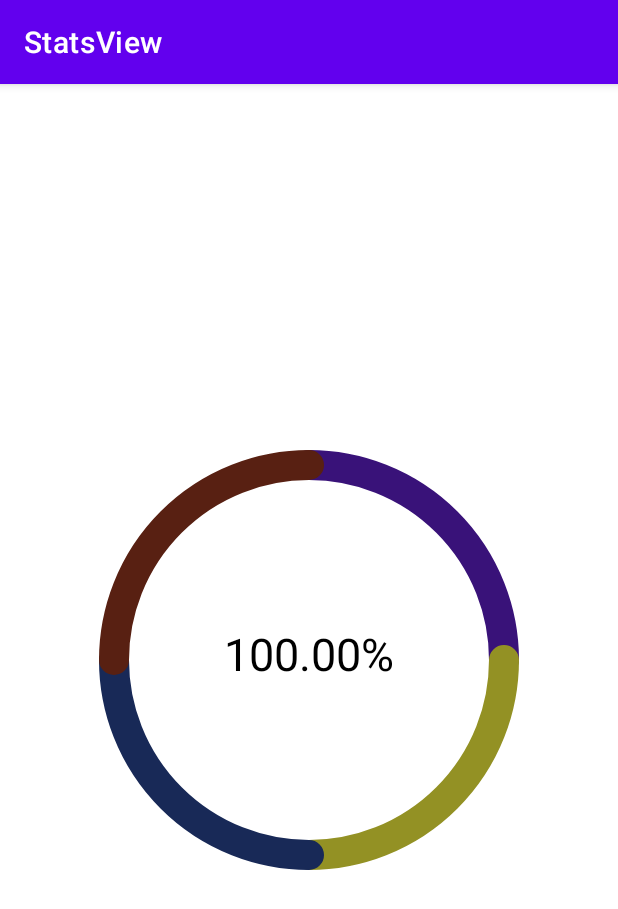
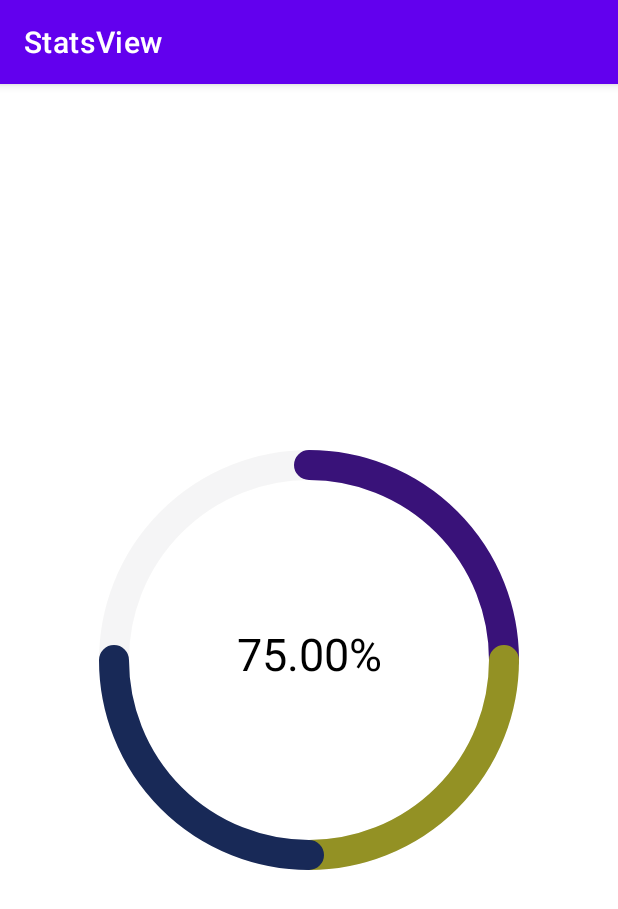
Before and after one commit to nmak1/StatsView, an Android app: the screen it shows after launch (MainActivity), on a phone screen of 412 x 824 dp. Shown: the top 909 px of the screen. Run offline under Robolectric (Android 15) with nearby library versions, the phone set to English and light mode, and no system bars.

Commit message:
Custom Views

```diff
--- a/app/src/main/AndroidManifest.xml
+++ b/app/src/main/AndroidManifest.xml
@@ -8,6 +8,7 @@
         android:fullBackupContent="@xml/backup_rules"
         android:icon="@mipmap/ic_launcher"
         android:label="@string/app_name"
+        android:roundIcon="@mipmap/ic_launcher_round"
         android:supportsRtl="true"
         android:theme="@style/Theme.StatsView"
         tools:targetApi="31">
@@ -19,6 +20,10 @@
 
                 <category android:name="android.intent.category.LAUNCHER" />
             </intent-filter>
+
+            <meta-data
+                android:name="android.app.lib_name"
+                android:value="" />
         </activity>
     </application>
 
--- a/app/src/main/java/ru/netology/statsview/MainActivity.kt
+++ b/app/src/main/java/ru/netology/statsview/MainActivity.kt
@@ -1,7 +1,7 @@
 package ru.netology.statsview
 
+import android.os.Bundle
 import androidx.appcompat.app.AppCompatActivity
-import android.os.Bundle
 import ru.netology.statsview.ui.StatsView
 
 class MainActivity : AppCompatActivity() {
@@ -9,10 +9,10 @@ class MainActivity : AppCompatActivity() {
         super.onCreate(savedInstanceState)
         setContentView(R.layout.activity_main)
         findViewById<StatsView>(R.id.statsView).data = listOf(
-            0.25F,
-            0.25F,
-            0.25F,
-            0.25F,
+            500F,
+            500F,
+            500F,
+            0F,
         )
     }
 }
--- a/app/src/main/java/ru/netology/statsview/ui/StatsView.kt
+++ b/app/src/main/java/ru/netology/statsview/ui/StatsView.kt
@@ -1,5 +1,6 @@
 package ru.netology.statsview.ui
 
+import android.annotation.SuppressLint
 import android.content.Context
 import android.graphics.Canvas
 import android.graphics.Paint
@@ -9,9 +10,11 @@ import android.util.AttributeSet
 import android.view.View
 import androidx.core.content.withStyledAttributes
 import ru.netology.statsview.R
+import ru.netology.statsview.R.color.empty_color
 import ru.netology.statsview.utils.AndroidUtils
 import kotlin.math.min
 import kotlin.random.Random
+
 class StatsView @JvmOverloads constructor(
     context: Context,
     attributeSet: AttributeSet? = null,
@@ -48,6 +51,7 @@ class StatsView @JvmOverloads constructor(
             field = value
             invalidate()
         }
+    private var fullCircleDegrees = 360F
     private var radius = 0F
     private var center = PointF()
     private var oval = RectF()
@@ -60,6 +64,19 @@ class StatsView @JvmOverloads constructor(
         strokeJoin = Paint.Join.ROUND
         strokeCap = Paint.Cap.ROUND
     }
+
+    @SuppressLint("ResourceAsColor")
+    private val paintEmpty = Paint(
+        Paint.ANTI_ALIAS_FLAG
+    ).apply {
+        strokeWidth = lineWidth.toFloat()
+        style = Paint.Style.STROKE
+        strokeJoin = Paint.Join.ROUND
+        strokeCap = Paint.Cap.ROUND
+        color = empty_color
+        alpha = 10
+    }
+
     private val textPaint = Paint(
         Paint.ANTI_ALIAS_FLAG
     ).apply {
@@ -85,19 +102,25 @@ class StatsView @JvmOverloads constructor(
         }
 
         var startAngle = -90F
+        canvas.drawArc(oval, startAngle, fullCircleDegrees, false, paintEmpty)
         data.forEachIndexed { index, datum ->
-            val angle = datum * 360F
+            val angle = (datum / data.maxOrNull()!!.times(data.count())) * fullCircleDegrees
             paint.color = colors.getOrElse(index) { generateRandomColor() }
             canvas.drawArc(oval, startAngle, angle, false, paint)
             startAngle += angle
         }
 
+        val text = (data.sum() / data.maxOrNull()!!.times(data.count())) * 100F
         canvas.drawText(
-            "%.2f%%".format(data.sum() * 100),
+            "%.2f%%".format(text),
             center.x,
             center.y + textPaint.textSize / 4,
             textPaint
         )
+        if (text == 100F) {
+            paint.color = colors[0]
+            canvas.drawArc(oval, startAngle, 1F, false, paint)
+        }
     }
 
     private fun generateRandomColor() = Random.nextInt(0xFF000000.toInt(), 0xFFFFFFFF.toInt())
--- a/app/src/main/res/values/colors.xml
+++ b/app/src/main/res/values/colors.xml
@@ -7,4 +7,5 @@
     <color name="teal_700">#FF018786</color>
     <color name="black">#FF000000</color>
     <color name="white">#FFFFFFFF</color>
+    <color name="empty_color">#FFCCCCCC</color>
 </resources>
```
